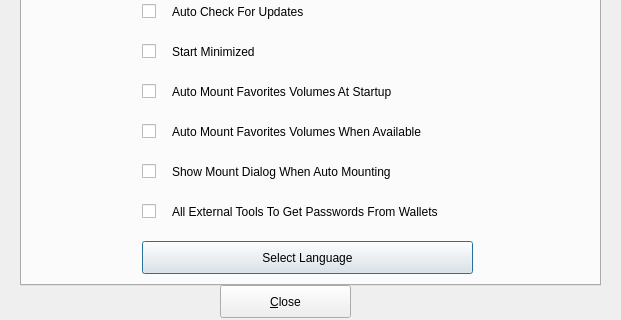
Qt form src/configoptions.ui (mhogomchungu/sirikali) before a commit; both pictures show x 0 to 621 and y 155 to 475 of the 621 by 475 pixel window.
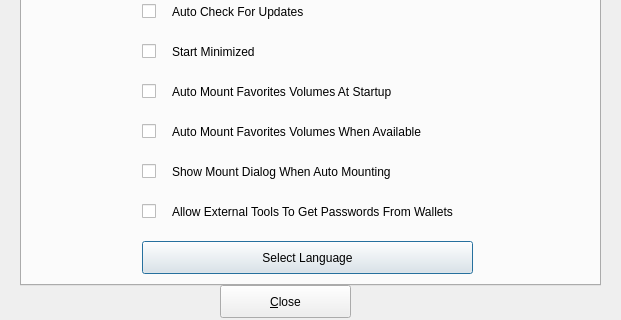
The same form after that commit.

```diff
--- a/src/configoptions.ui
+++ b/src/configoptions.ui
@@ -274,7 +274,7 @@
       </rect>
      </property>
      <property name="text">
-      <string>All External Tools To Get Passwords From Wallets</string>
+      <string>Allow External Tools To Get Passwords From Wallets</string>
      </property>
      <property name="wordWrap">
       <bool>true</bool>
```
